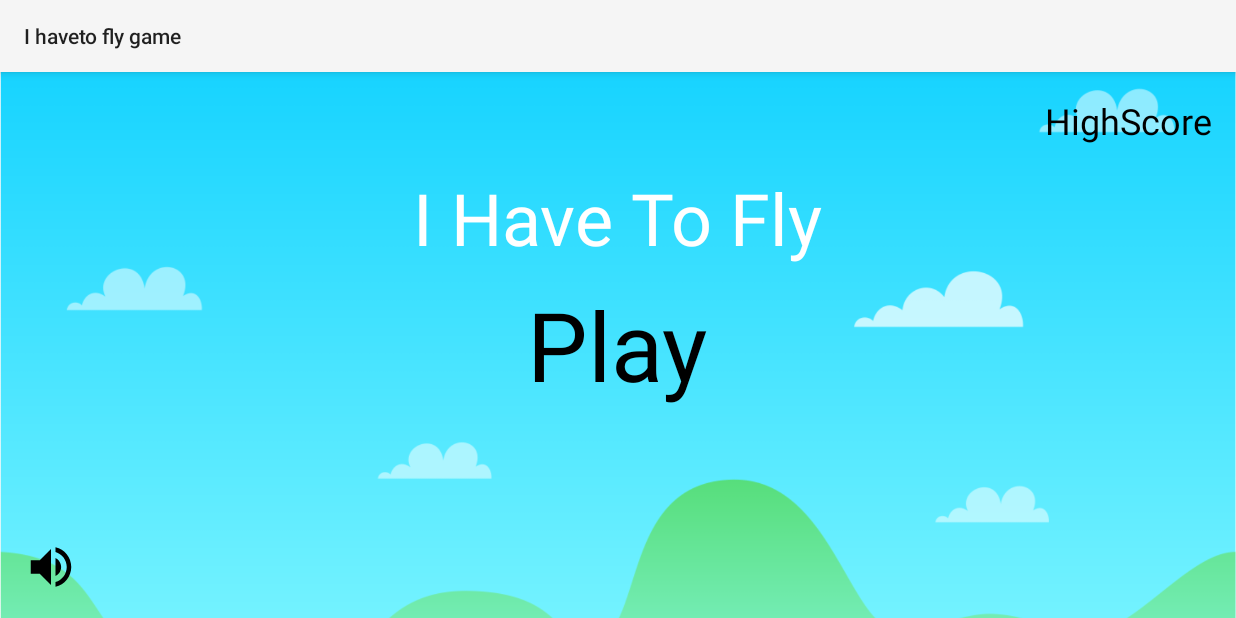
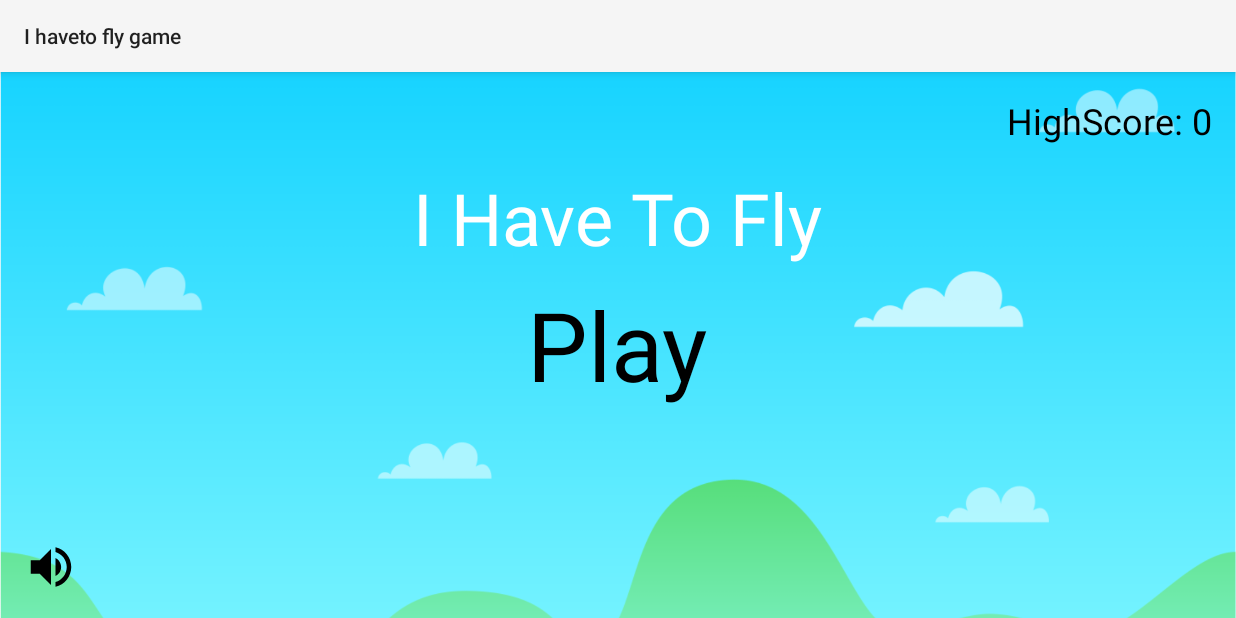
Before and after one commit to wenld1601/Ihavetoflygame, an Android app: the screen it shows after launch (MainActivity), on a phone screen of 824 x 412 dp (held sideways). Run offline under Robolectric (Android 15) with nearby library versions, the phone set to English and light mode, and no system bars.

Commit message:
Sound and score added, project completed

```diff
--- a/app/src/main/java/com/example/ihavetoflygame/MainActivity.java
+++ b/app/src/main/java/com/example/ihavetoflygame/MainActivity.java
@@ -3,11 +3,16 @@ package com.example.ihavetoflygame;
 import androidx.appcompat.app.AppCompatActivity;
 
 import android.content.Intent;
+import android.content.SharedPreferences;
 import android.os.Bundle;
 import android.view.View;
 import android.view.WindowManager;
+import android.widget.ImageView;
+import android.widget.TextView;
 
 public class MainActivity extends AppCompatActivity {
+
+    private boolean isMute;
 
     @Override
     protected void onCreate(Bundle savedInstanceState) {
@@ -23,5 +28,37 @@ public class MainActivity extends AppCompatActivity {
                 startActivity(new Intent(MainActivity.this, GameActivity.class));
             }
         });
+
+        TextView heighScoreTxt = findViewById(R.id.highScoreTxt);
+        final SharedPreferences prefs = getSharedPreferences("game", MODE_PRIVATE);
+        heighScoreTxt.setText("HighScore: " + prefs.getInt("highscore", 0));
+
+        isMute = prefs.getBoolean("isMute", false);
+
+        final ImageView volumeCtrl = findViewById(R.id.volumeCtrl);
+
+        if (isMute)
+            volumeCtrl.setImageResource(R.drawable.ic_volume_off_black_24dp);
+        else
+            volumeCtrl.setImageResource(R.drawable.ic_volume_up_black_24dp);
+
+        volumeCtrl.setOnClickListener(new View.OnClickListener() {
+            @Override
+            public void onClick(View v) {
+
+                isMute = !isMute;
+
+                if (isMute)
+                    volumeCtrl.setImageResource(R.drawable.ic_volume_off_black_24dp);
+                else
+                    volumeCtrl.setImageResource(R.drawable.ic_volume_up_black_24dp);
+
+                SharedPreferences.Editor editor = prefs.edit();
+                editor.putBoolean("isMute", isMute);
+                editor.apply();
+
+            }
+        });
+
     }
 }
```
Also changed, not shown: app/src/main/java/com/example/ihavetoflygame/GameView.java (+69 -5 lines), 1 other file.
